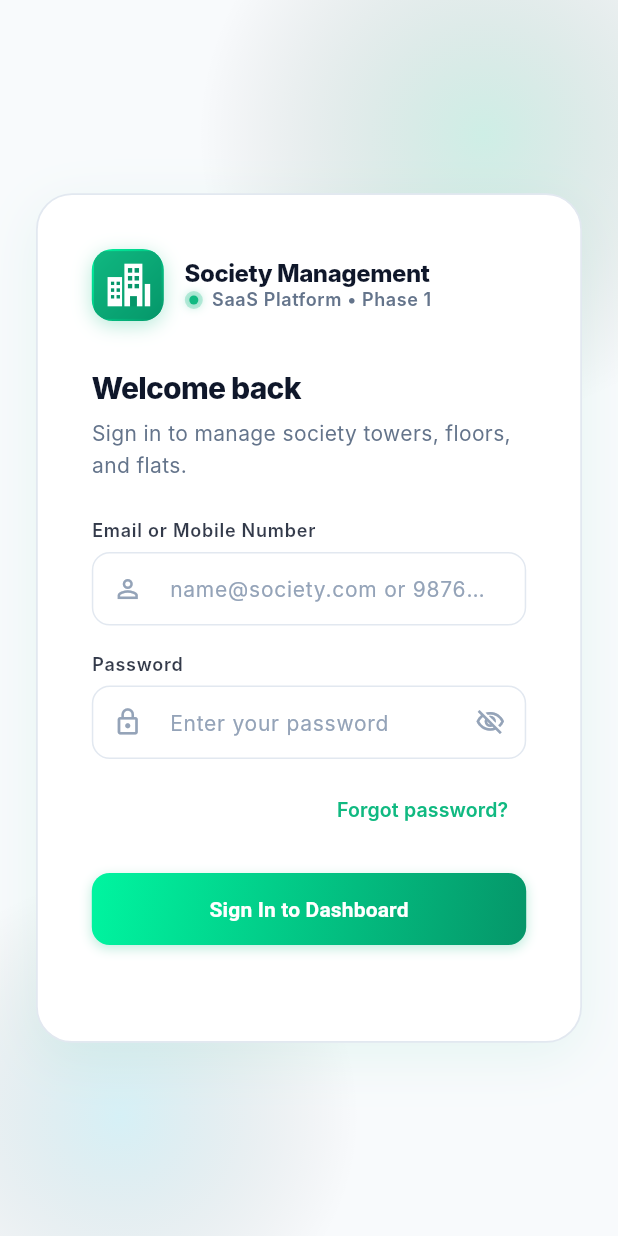
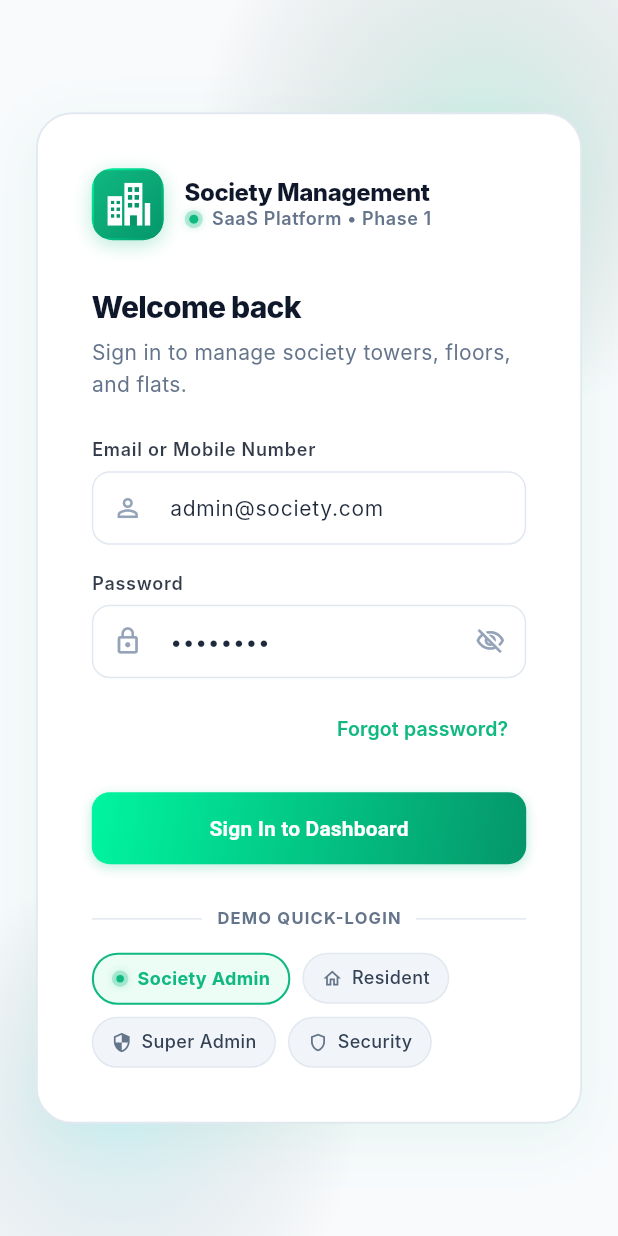
Before and after one commit to ShrujalShah8511/Society-Management, a Flutter app: the screen it shows after launch, on a phone screen of 412 x 824 dp. Run offline on Flutter 3.47's test engine with Material 3 defaults, Android fonts, the phone set to English and light mode, and no system bars; our stand-ins replace firebase_analytics, firebase_core, firebase_messaging, flutter_riverpod, flutter_secure_storage, go_router and 2 more; missing offline and left inert: dart:html; accounts and stored records are empty; Roboto replaces fonts that are missing (Inter).

Commit message:
feat(auth): restore quick-login demo role pills and default fill on login screen

```diff
--- a/lib/features/authentication/presentation/login_screen.dart
+++ b/lib/features/authentication/presentation/login_screen.dart
@@ -20,8 +20,8 @@ class LoginScreen extends ConsumerStatefulWidget {
 
 class _LoginScreenState extends ConsumerState<LoginScreen> {
   final _formKey = GlobalKey<FormState>();
-  final _identifierController = TextEditingController();
-  final _passwordController = TextEditingController();
+  final _identifierController = TextEditingController(text: 'admin@society.com');
+  final _passwordController = TextEditingController(text: 'admin123');
   String _selectedRole = 'Society Admin';
 
   @override
@@ -288,15 +288,14 @@ class _LoginScreenState extends ConsumerState<LoginScreen> {
                           ),
                           const SizedBox(height: 28),
 
-                          // Quick Fill Roles — shown ONLY in debug/dev builds, never in production
-                          if (kDebugMode) ...[
+                          // Quick Fill Roles for Fast Evaluation
                           Row(
                             children: [
                               Expanded(child: Divider(color: isDark ? AppColors.borderDark : AppColors.borderLight)),
                               const Padding(
                                 padding: EdgeInsets.symmetric(horizontal: 10),
                                 child: Text(
-                                    'DEV QUICK-LOGIN',
+                                  'DEMO QUICK-LOGIN',
                                   style: TextStyle(
                                     fontSize: 11,
                                     fontWeight: FontWeight.w700,
@@ -319,7 +318,6 @@ class _LoginScreenState extends ConsumerState<LoginScreen> {
                               _buildRolePill('Security', 'security@society.com', 'security123', Icons.shield_outlined),
                             ],
                           ),
-                          ],
                         ],
                       ),
                     ),
```
Lines whose indentation alone changed are shown as unchanged.
